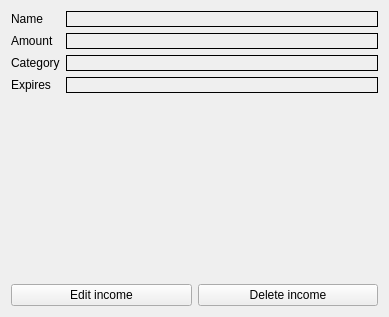
iodream/Spend-Note, file src/Client/View/MainPage/Income/IncomeViewSubPage/IncomeViewSubPage.ui: the form before one commit.
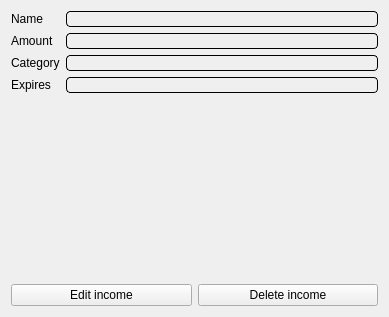
The form after the commit. Icons and pictures are not drawn.

```diff
--- a/src/Client/View/MainPage/Income/IncomeViewSubPage/IncomeViewSubPage.ui
+++ b/src/Client/View/MainPage/Income/IncomeViewSubPage/IncomeViewSubPage.ui
@@ -76,6 +76,11 @@
      </item>
      <item row="0" column="1">
       <widget class="QLabel" name="Name">
+       <property name="styleSheet">
+        <string notr="true">    border-width: 1px;
+    border-style: solid;
+    border-radius: 4px;</string>
+       </property>
        <property name="frameShape">
         <enum>QFrame::Box</enum>
        </property>
@@ -93,8 +98,13 @@
      </item>
      <item row="1" column="1">
       <widget class="QLabel" name="Amount">
+       <property name="styleSheet">
+        <string notr="true">    border-width: 1px;
+    border-style: solid;
+    border-radius: 4px;</string>
+       </property>
        <property name="frameShape">
-        <enum>QFrame::Box</enum>
+        <enum>QFrame::NoFrame</enum>
        </property>
        <property name="frameShadow">
         <enum>QFrame::Plain</enum>
@@ -113,8 +123,13 @@
      </item>
      <item row="2" column="1">
       <widget class="QLabel" name="Category">
+       <property name="styleSheet">
+        <string notr="true">    border-width: 1px;
+    border-style: solid;
+    border-radius: 4px;</string>
+       </property>
        <property name="frameShape">
-        <enum>QFrame::Box</enum>
+        <enum>QFrame::NoFrame</enum>
        </property>
        <property name="frameShadow">
         <enum>QFrame::Plain</enum>
@@ -133,8 +148,13 @@
      </item>
      <item row="3" column="1">
       <widget class="QLabel" name="Expires">
+       <property name="styleSheet">
+        <string notr="true">    border-width: 1px;
+    border-style: solid;
+    border-radius: 4px;</string>
+       </property>
        <property name="frameShape">
-        <enum>QFrame::Box</enum>
+        <enum>QFrame::NoFrame</enum>
        </property>
        <property name="text">
         <string/>
```
Left out of the diff: 105 changed lines with no effect on the pictures.
